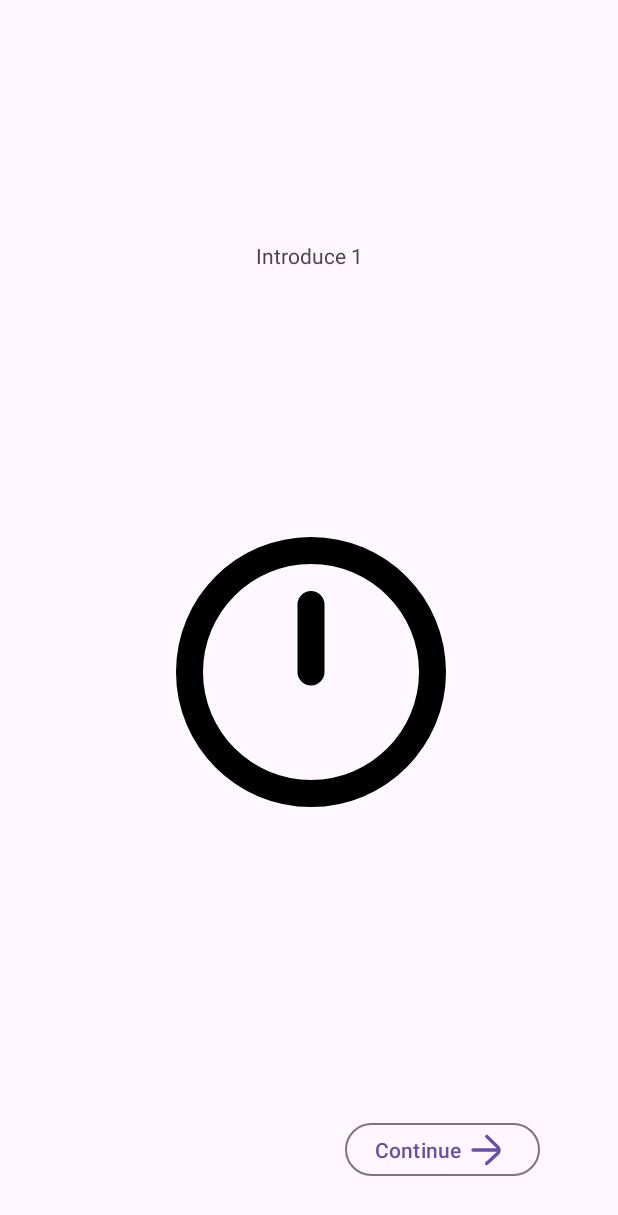
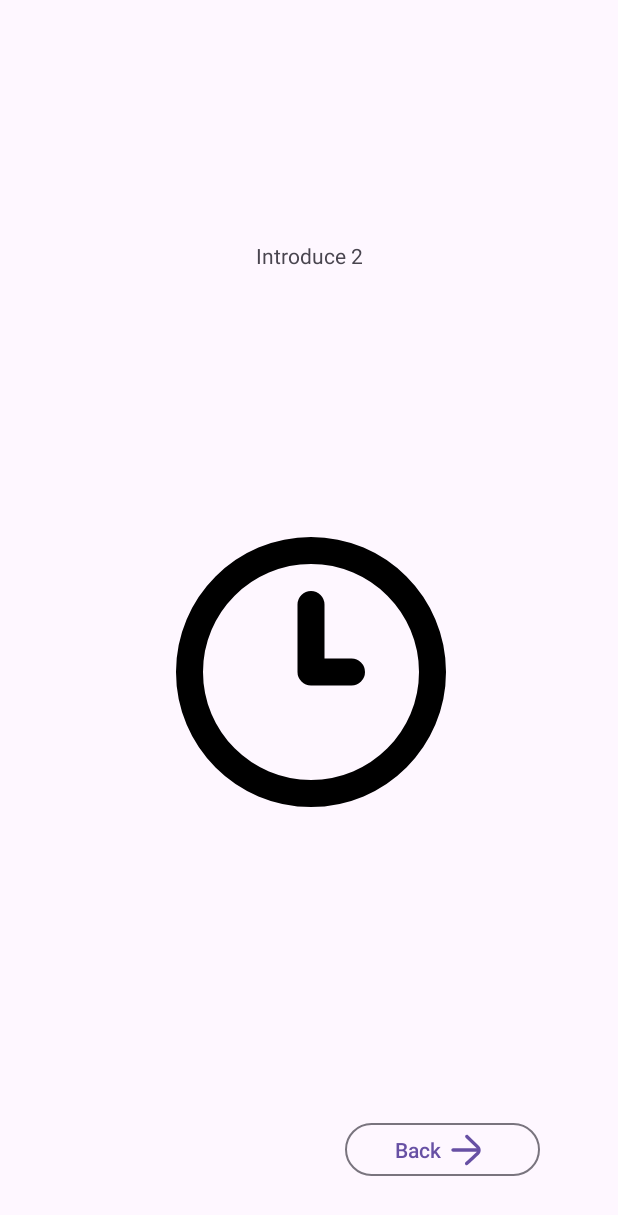
Before and after one commit to TranLamNghia/TimerApp_Kotlin, an Android app: the fragment Beginner_2_Fragment shown on its own in the app's theme, on a phone screen of 412 x 824 dp. Shown: the top 1215 px of the screen. Run offline under Robolectric (Android 15) with nearby library versions, the phone set to English and light mode, and no system bars.

Commit message:
Add animaion fragment

```diff
--- a/app/build.gradle.kts
+++ b/app/build.gradle.kts
@@ -5,7 +5,7 @@ plugins {
 
 android {
     namespace = "com.example.myapplication"
-    compileSdk = 34
+    compileSdk = 35
 
     defaultConfig {
         applicationId = "com.example.myapplication"
--- a/app/src/main/AndroidManifest.xml
+++ b/app/src/main/AndroidManifest.xml
@@ -13,7 +13,7 @@
         android:theme="@style/Theme.MyApplication"
         tools:targetApi="31">
         <activity
-            android:name=".MainActivity"
+            android:name=".Beginner"
             android:exported="true">
             <intent-filter>
                 <action android:name="android.intent.action.MAIN" />
--- a/app/src/main/java/com/example/myapplication/Beginner_1_Fragment.kt
+++ b/app/src/main/java/com/example/myapplication/Beginner_1_Fragment.kt
@@ -6,11 +6,12 @@ import android.widget.Button
 import androidx.fragment.app.Fragment
 
 class Beginner_1_Fragment : Fragment(R.layout.fragment_beginner_1) {
-    fun onViewCreate(view : View, savedInstanceState: Bundle?) {
-        super.onCreate(view, savedInstanceState)
+    override fun onViewCreated(view : View, savedInstanceState: Bundle?) {
+        super.onViewCreated(view, savedInstanceState)
         val buttonNext = view.findViewById<Button>(R.id.btn_next)
         buttonNext.setOnClickListener {
             parentFragmentManager.beginTransaction()
+                .setCustomAnimations(R.anim.slide_in_right, R.anim.slide_out_left)
                 .replace(R.id.frag_container, Beginner_2_Fragment())
                 .commit()
         }
--- a/app/src/main/java/com/example/myapplication/Beginner_2_Fragment.kt
+++ b/app/src/main/java/com/example/myapplication/Beginner_2_Fragment.kt
@@ -5,13 +5,15 @@ import android.view.View
 import android.widget.Button
 import androidx.fragment.app.Fragment
 
-class Beginner_2_Fragment : Fragment(R.layout.fragment_beginner_1) {
-    override fun onCreate(view : View, savedInstanceState: Bundle?) {
-        super.onCreate(view, savedInstanceState)
-        val buttonNext = view.findViewById<Button>(R.id.btn_next)
+class Beginner_2_Fragment : Fragment(R.layout.fragment_beginner_2) {
+    override fun onViewCreated(view : View, savedInstanceState: Bundle?) {
+        super.onViewCreated(view, savedInstanceState)
+        val buttonNext = view.findViewById<Button>(R.id.btn_back)
         buttonNext.setOnClickListener {
             parentFragmentManager.beginTransaction()
-                .replace(R.id.frag_container, fragment_b)
+                .setCustomAnimations(R.anim.slide_in_right, R.anim.slide_out_left)
+                .replace(R.id.frag_container, Beginner_1_Fragment())
+                .commit()
         }
     }
 }
--- /dev/null
+++ b/app/src/main/res/anim/slide_in_right.xml
@@ -0,0 +1,7 @@
+<?xml version="1.0" encoding="utf-8"?>
+<translate xmlns:android="http://schemas.android.com/apk/res/android"
+    android:duration="300"
+    android:fromXDelta="110%p"
+    android:toXDelta="0%p"
+    android:interpolator="@android:interpolator/accelerate_decelerate"
+/>
--- /dev/null
+++ b/app/src/main/res/anim/slide_out_left.xml
@@ -0,0 +1,7 @@
+<?xml version="1.0" encoding="utf-8"?>
+<translate xmlns:android="http://schemas.android.com/apk/res/android"
+    android:duration="300"
+    android:fromXDelta="0%p"
+    android:toXDelta="-100%p"
+    android:interpolator="@android:interpolator/accelerate_decelerate"
+    />
--- a/app/src/main/res/layout/fragment_beginner_2.xml
+++ b/app/src/main/res/layout/fragment_beginner_2.xml
@@ -32,11 +32,12 @@
 
     <com.google.android.material.floatingactionbutton.ExtendedFloatingActionButton
         style="@style/Widget.Material3.Button.OutlinedButton"
+        android:id="@+id/btn_back"
         android:layout_width="130dp"
         android:layout_height="43dp"
         android:layout_marginEnd="52dp"
         android:layout_marginBottom="36dp"
-        android:text="Continue"
+        android:text="Back"
         app:icon="@drawable/svg_right_arrow"
         app:iconGravity="textEnd"
         app:layout_constraintBottom_toBottomOf="parent"
```
Also changed, not shown: app/src/main/res/drawable/svg_stand_clock.xml (added, +30 -0 lines).
